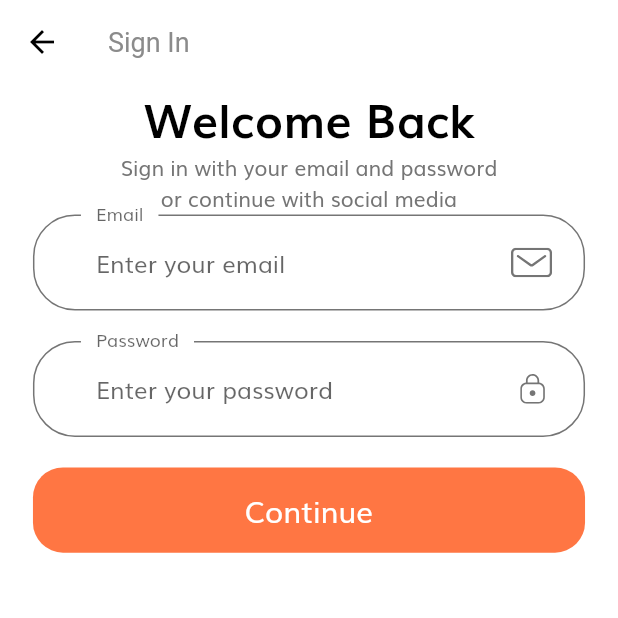
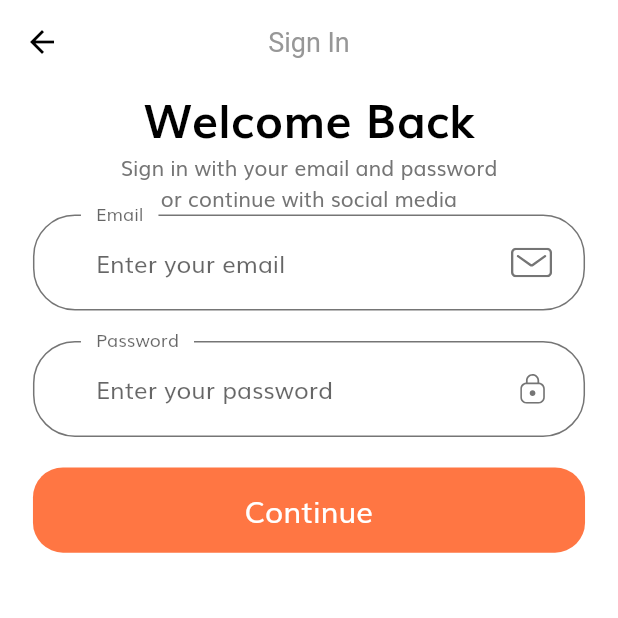
Before and after one commit to mert-t/E-Commerce-Flutter-UI, a Flutter app: the screen it shows after launch, after a tap on "Continue", on a phone screen of 412 x 824 dp, the top half of it. Run offline on Flutter 3.47's test engine with Material 2 defaults, Android fonts, the phone set to English and light mode, and no system bars; our stand-ins replace flutter_svg.

Commit message:
app bar bugs are fixed

```diff
--- a/lib/screens/sign_in.dart/sign_in_screen.dart
+++ b/lib/screens/sign_in.dart/sign_in_screen.dart
@@ -1,3 +1,4 @@
+import 'package:e_commerce_flutter_ui/constants.dart';
 import 'package:e_commerce_flutter_ui/screens/sign_in.dart/components/sign_in_body.dart';
 import 'package:flutter/material.dart';
 class SignInScreen extends StatelessWidget {
@@ -7,7 +8,8 @@ static String routeName ="/sign_in";
   Widget build(BuildContext context) {
     return Scaffold(
       appBar: AppBar(
-        title: Text("Sign In"),
+        title: Text("Sign In",style:TextStyle(color: kSecondaryColor) , ),
+        centerTitle:true,
       ),
       body: SignInBody(),
     );
```
